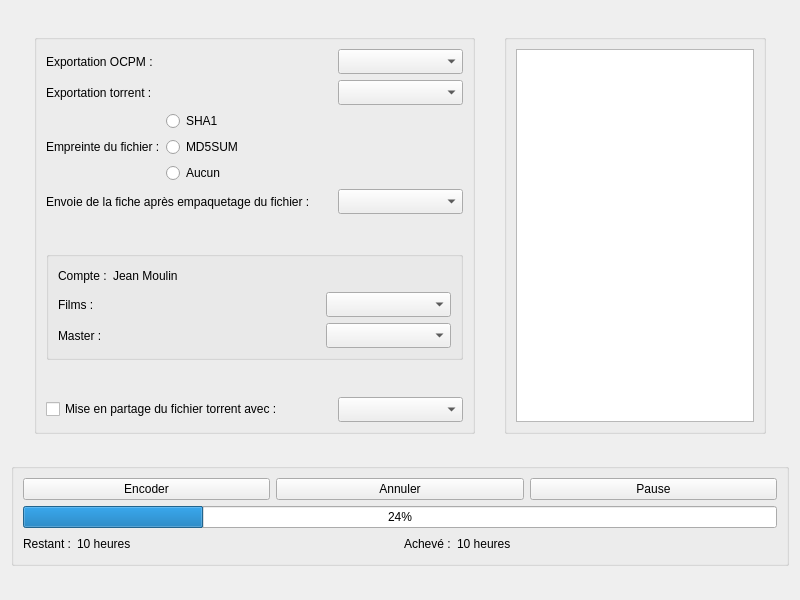
Above: src/View/encodepane.ui from cinemaouvert/OCT before the change. Below: the same form after it.
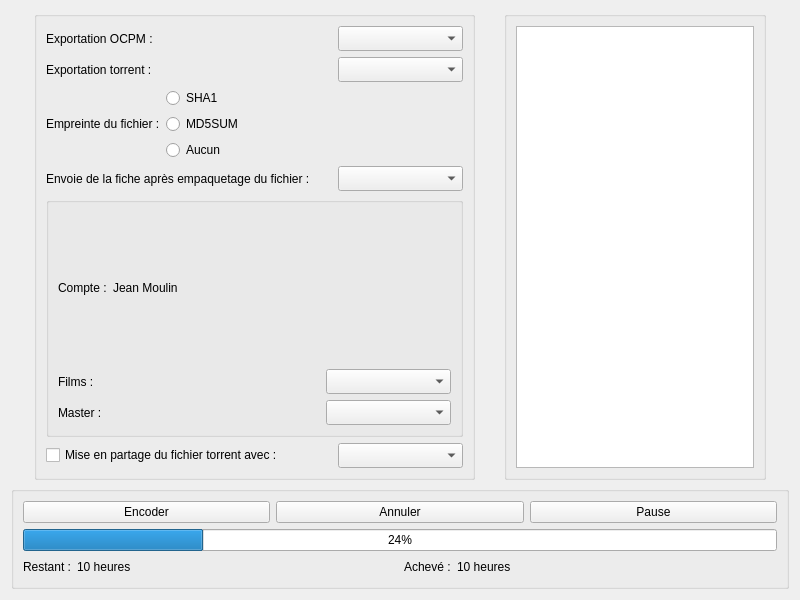
That is the form after the change.

Commit message: Removed spacer in most views.

The edit to the form file:
```diff
--- a/src/View/encodepane.ui
+++ b/src/View/encodepane.ui
@@ -14,19 +14,6 @@
    <string>Form</string>
   </property>
   <layout class="QVBoxLayout" name="verticalLayout">
-   <item>
-    <spacer name="verticalSpacer_5">
-     <property name="orientation">
-      <enum>Qt::Vertical</enum>
-     </property>
-     <property name="sizeHint" stdset="0">
-      <size>
-       <width>20</width>
-       <height>40</height>
-      </size>
-     </property>
-    </spacer>
-   </item>
    <item>
     <layout class="QHBoxLayout" name="horizontalLayout_MainEncodingPane">
      <property name="leftMargin">
@@ -214,19 +201,6 @@
           </item>
          </layout>
         </item>
-        <item>
-         <spacer name="verticalSpacer">
-          <property name="orientation">
-           <enum>Qt::Vertical</enum>
-          </property>
-          <property name="sizeHint" stdset="0">
-           <size>
-            <width>20</width>
-            <height>40</height>
-           </size>
-          </property>
-         </spacer>
-        </item>
         <item>
          <widget class="QGroupBox" name="groupBox_Account">
           <property name="title">
@@ -350,19 +324,6 @@
           </layout>
          </widget>
         </item>
-        <item>
-         <spacer name="verticalSpacer_2">
-          <property name="orientation">
-           <enum>Qt::Vertical</enum>
-          </property>
-          <property name="sizeHint" stdset="0">
-           <size>
-            <width>20</width>
-            <height>40</height>
-           </size>
-          </property>
-         </spacer>
-        </item>
         <item>
          <layout class="QHBoxLayout" name="horizontalLayout_ShareTorrent">
           <property name="bottomMargin">
@@ -446,19 +407,6 @@
      </item>
     </layout>
    </item>
-   <item>
-    <spacer name="verticalSpacer_3">
-     <property name="orientation">
-      <enum>Qt::Vertical</enum>
-     </property>
-     <property name="sizeHint" stdset="0">
-      <size>
-       <width>20</width>
-       <height>40</height>
-      </size>
-     </property>
-    </spacer>
-   </item>
    <item>
     <widget class="QGroupBox" name="groupBox_Encode">
      <property name="title">
@@ -561,19 +509,6 @@
      </layout>
     </widget>
    </item>
-   <item>
-    <spacer name="verticalSpacer_4">
-     <property name="orientation">
-      <enum>Qt::Vertical</enum>
-     </property>
-     <property name="sizeHint" stdset="0">
-      <size>
-       <width>20</width>
-       <height>40</height>
-      </size>
-     </property>
-    </spacer>
-   </item>
   </layout>
  </widget>
  <resources/>
```
The commit also changes 3 other files.
